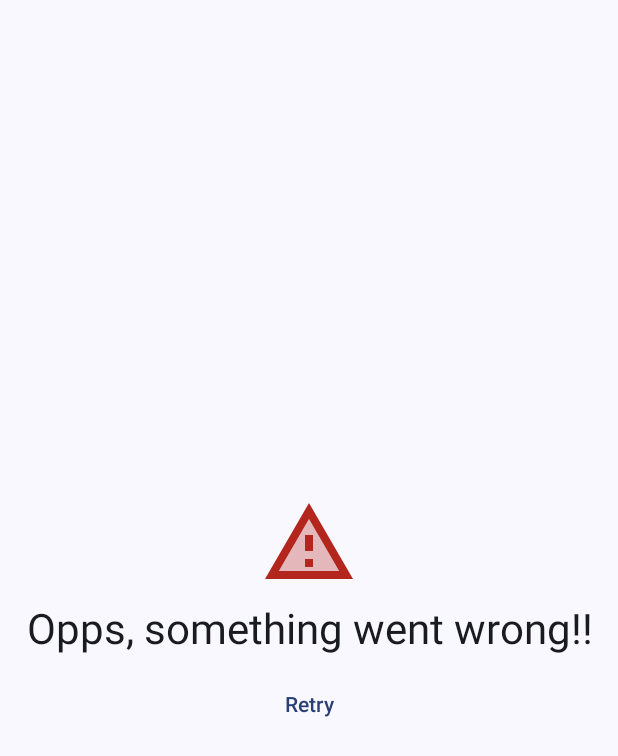
After one commit to jacky-tay/xero-invoices-demo, an Android app built with Jetpack Compose: the composable InvoiceErrorScreen shown on its own in the app's theme, on a phone screen of 412 x 824 dp. The commit adds this screen. Shown: the top 756 px of the screen. Run offline under Robolectric (Android 15) with nearby library versions, the phone set to English and light mode, and no system bars.

Commit message:
Add invoice error state

```diff
--- /dev/null
+++ b/app/src/main/java/com/jkytay/xero/ui/InvoiceErrorScreen.kt
@@ -0,0 +1,51 @@
+package com.jkytay.xero.ui
+
+import androidx.compose.foundation.layout.size
+import androidx.compose.material.icons.Icons
+import androidx.compose.material.icons.twotone.Warning
+import androidx.compose.material3.Icon
+import androidx.compose.material3.MaterialTheme
+import androidx.compose.material3.Text
+import androidx.compose.material3.TextButton
+import androidx.compose.runtime.Composable
+import androidx.compose.ui.Modifier
+import androidx.compose.ui.res.stringResource
+import androidx.compose.ui.unit.dp
+import com.jkytay.xero.R
+import com.jkytay.xero.ui.theme.ThemePreviews
+import com.jkytay.xero.ui.theme.XeroInvoicesTheme
+import com.jkytay.xero.ui.util.Template
+
+@Composable
+fun InvoiceErrorScreen(
+    modifier: Modifier = Modifier,
+    onRetry: () -> Unit
+) {
+    Template(
+        iconContent = {
+            Icon(
+                imageVector = Icons.TwoTone.Warning,
+                contentDescription = stringResource(R.string.invoice_error_icon_content_description),
+                modifier = Modifier.size(64.dp),
+                tint = MaterialTheme.colorScheme.error,
+            )
+        },
+        headerContent = {
+            Text(text = stringResource(R.string.invoice_error_message))
+        },
+        secondaryContent = {
+            TextButton(onClick = onRetry) {
+                Text(text = stringResource(R.string.invoice_error_retry))
+            }
+        },
+        modifier = modifier
+    )
+}
+
+@ThemePreviews
+@Composable
+private fun InvoiceErrorScreenPreview() {
+    XeroInvoicesTheme {
+        InvoiceErrorScreen(onRetry = {})
+    }
+}
--- a/app/src/main/res/values/strings.xml
+++ b/app/src/main/res/values/strings.xml
@@ -1,3 +1,10 @@
 <resources>
     <string name="app_name">Xero Invoices</string>
+
+    <!--  Message to display when fetch invoice return error  -->
+    <string name="invoice_error_message">Opps, something went wrong!!</string>
+    <!--  Title for Retry button when fetch invoice failed  -->
+    <string name="invoice_error_retry">Retry</string>
+    <!--  Content description for error icon  -->
+    <string name="invoice_error_icon_content_description">Error</string>
 </resources>
```
